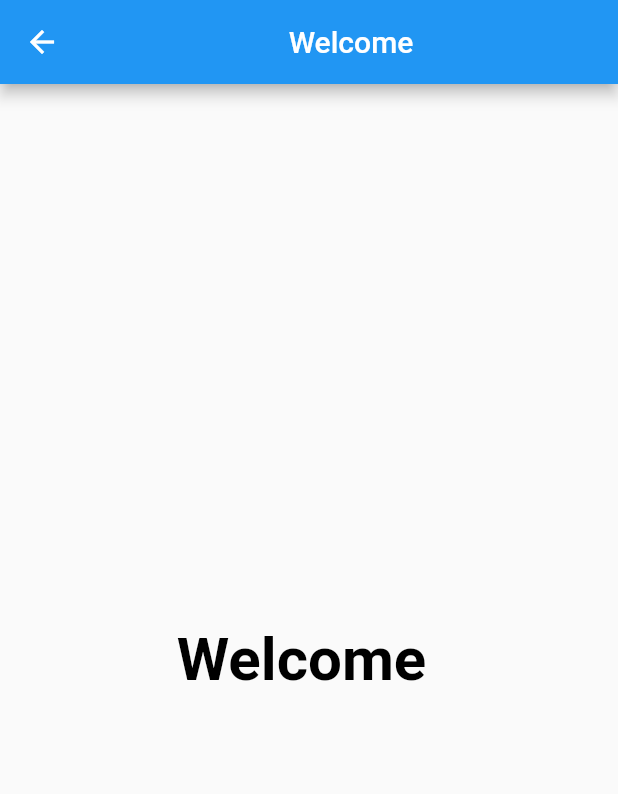
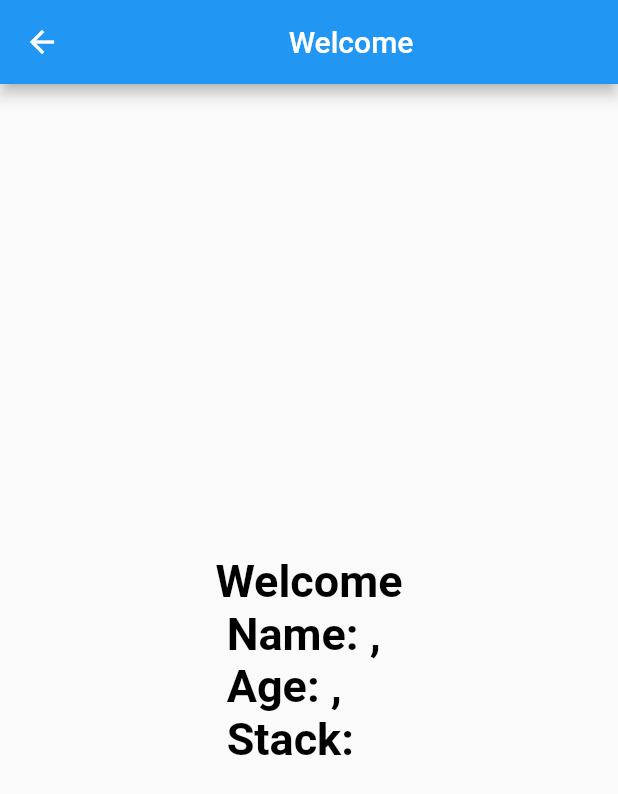
Before and after one commit to FrankOnyemaOrji/hngtasktwo, a Flutter app: the screen it shows after launch, after a tap on "Enter", on a phone screen of 412 x 824 dp. Shown: the top 794 px of the screen. Run offline on Flutter 3.47's test engine with Material 2 defaults, Android fonts, the phone set to English and light mode, and no system bars.

Commit message:
new changes made

```diff
--- a/analysis_options.yaml
+++ b/analysis_options.yaml
@@ -7,7 +7,7 @@
 
 # The following line activates a set of recommended lints for Flutter apps,
 # packages, and plugins designed to encourage good coding practices.
-include: package:flutter_lints/flutter.yaml
+# include: package:flutter_lints/flutter.yaml
 
 linter:
   # The lint rules applied to this project can be customized in the
--- a/lib/constants.dart
+++ b/lib/constants.dart
@@ -1,7 +1,7 @@
 import 'package:flutter/material.dart';
 
 const kTextInputDecoration = InputDecoration(
-  hintText: 'FirstName',
+  hintText: 'FullName',
   contentPadding: EdgeInsets.symmetric(vertical: 10.0, horizontal: 20.0),
   border: OutlineInputBorder(
     borderRadius: BorderRadius.all(Radius.circular(32.0)),
--- a/lib/main.dart
+++ b/lib/main.dart
@@ -21,6 +21,8 @@ class SimpleApp extends StatelessWidget {
 class Pageone extends StatelessWidget {
   Pageone({Key? key}) : super(key: key);
   final nameController = TextEditingController();
+  final ageController = TextEditingController();
+  final stackController = TextEditingController();
   @override
   Widget build(BuildContext context) {
     return SafeArea(
@@ -44,7 +46,19 @@ class Pageone extends StatelessWidget {
                 const SizedBox(
                   height: 8,
                 ),
-
+                TextFormField(
+                  decoration:
+                      kTextInputDecoration.copyWith(hintText: 'Enter Your Age'),
+                  controller: ageController,
+                ),
+                const SizedBox(
+                  height: 8.0,
+                ),
+                TextFormField(
+                  decoration: kTextInputDecoration.copyWith(
+                      hintText: 'Enter Your Stack'),
+                  controller: stackController,
+                ),
                 const SizedBox(
                   height: 12,
                 ),
@@ -53,13 +67,18 @@ class Pageone extends StatelessWidget {
                   child: const Center(child: Text('Enter')),
                   onPressed: () {
                     var nameEntered = nameController.text;
+                    var ageEntered = ageController.text;
+                    var stackEnterd = stackController.text;
                     // ignore: avoid_print
                     print('Name $nameEntered');
                     Navigator.push(
                         context,
                         MaterialPageRoute(
-                            builder: (context) =>
-                                PageTwo(getName: nameEntered)));
+                            builder: (context) => PageTwo(
+                                  getName: nameEntered,
+                                  getAge: ageEntered,
+                                  getStack: stackEnterd,
+                                )));
                   },
                 )
               ],
@@ -72,9 +91,16 @@ class Pageone extends StatelessWidget {
 }
 
 class PageTwo extends StatelessWidget {
-  const PageTwo({Key? key, required this.getName}) : super(key: key);
+  const PageTwo(
+      {Key? key,
+      required this.getName,
+      required this.getAge,
+      required this.getStack})
+      : super(key: key);
   // ignore: prefer_typing_uninitialized_variables
   final getName;
+  final getAge;
+  final getStack;
   @override
   Widget build(BuildContext context) {
     return Scaffold(
@@ -83,9 +109,9 @@ class PageTwo extends StatelessWidget {
       ),
       body: Center(
         child: Text(
-          'Welcome $getName',
+          'Welcome\n Name: $getName,\n Age: $getAge,\n Stack: $getStack',
           style: const TextStyle(
-              color: Colors.black, fontSize: 40, fontWeight: FontWeight.bold),
+              color: Colors.black, fontSize: 30, fontWeight: FontWeight.bold),
         ),
       ),
     );
```
